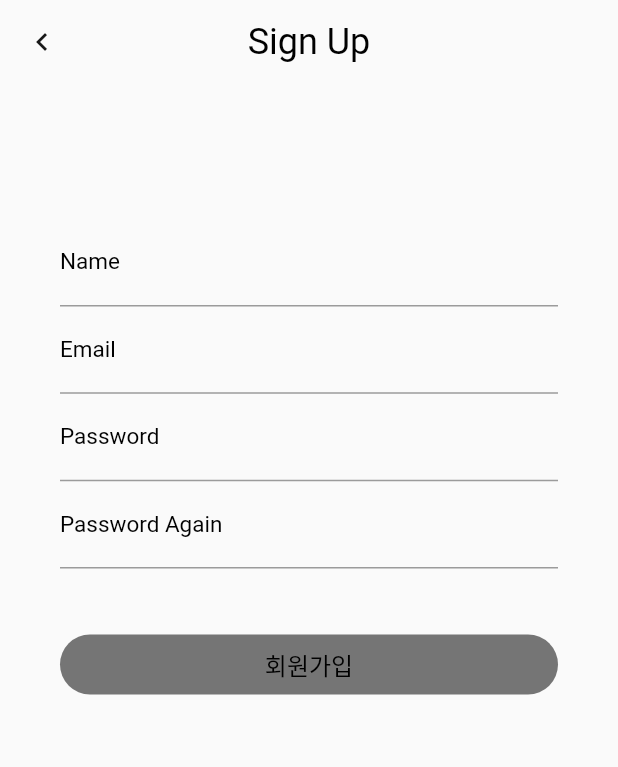
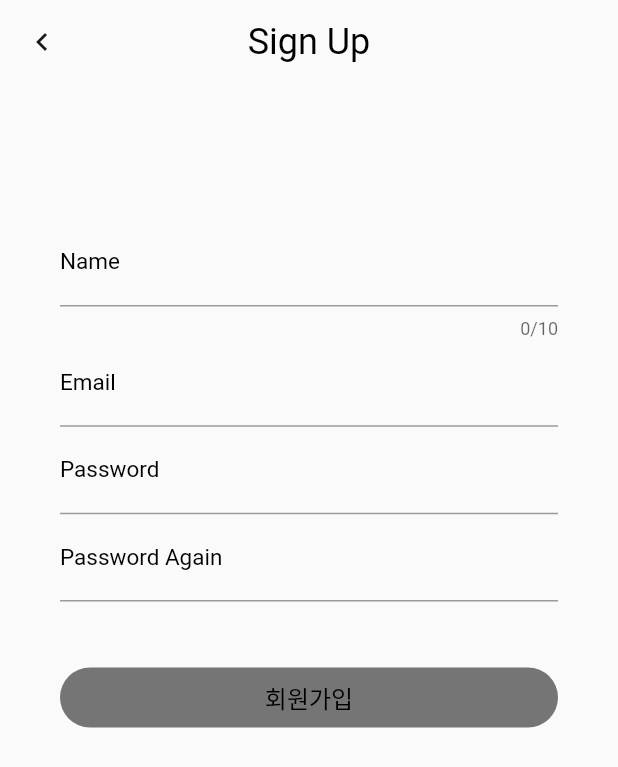
Before and after one commit to JunH1004/Twitter_Clone_FlutterWithSQL, a Flutter app: the SignUpPage screen opened directly, on a phone screen of 412 x 824 dp. Shown: the top 767 px of the screen. Run offline on Flutter 3.47's test engine with Material 2 defaults, Android fonts, the phone set to English and light mode, and no system bars; missing offline and left inert: mysql_client.

Commit message:
date 초 가리기

```diff
--- a/twitter_clone/lib/ui/board.dart
+++ b/twitter_clone/lib/ui/board.dart
@@ -85,13 +85,14 @@ class _BoardState extends State<Board> {
                   crossAxisAlignment: CrossAxisAlignment.start,
                   children: [
                     Row(
+                      mainAxisAlignment: MainAxisAlignment.start,
                       children: [
                         TextButton(onPressed: (){
                           Navigator.push(context, MaterialPageRoute(
                               builder: (BuildContext context) =>
                                   ProfilePage(widget.userID, widget.userName)));
                         }, child: Text(widget.userName,style: MyTextStyles.h2_b,)),
-                        Text('@${widget.date}', style: MyTextStyles.h3_o  ,)
+                        Text('@${widget.date.substring(0, 10)}', style: MyTextStyles.h3_o  , overflow: TextOverflow.fade,)
                       ],
                     ),
                     Text(
--- a/twitter_clone/lib/ui/components/comment.dart
+++ b/twitter_clone/lib/ui/components/comment.dart
@@ -35,7 +35,7 @@ class _CommentState extends State<Comment> {
                         builder: (BuildContext context) =>
                             ProfilePage(widget.userID, widget.userName)));
                   }, child: Text(widget.userName,style: MyTextStyles.h2_b,)),
-                  Text('@${widget.date}', style: MyTextStyles.h3  ,)
+                  Text('@${widget.date.substring(0, 10)}', style: MyTextStyles.h3  ,)
                 ],
               ),
               Text(
--- a/twitter_clone/lib/ui/signup_page.dart
+++ b/twitter_clone/lib/ui/signup_page.dart
@@ -61,6 +61,7 @@ class _SignUpPageState extends State<SignUpPage> {
                       child: Column(
                         children: [
                           TextField(
+                            maxLength: 10,
                             controller: nameController,
                             decoration: InputDecoration(labelText: 'Name'),
                             keyboardType: TextInputType.name,
```
